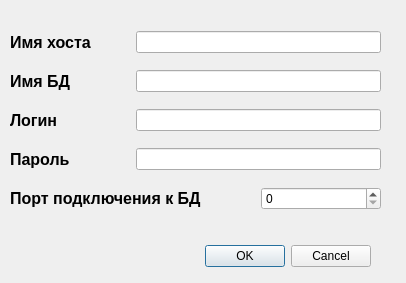
Qt form dialog.ui (KseniiaVengsar/QtDesigner) before a commit.
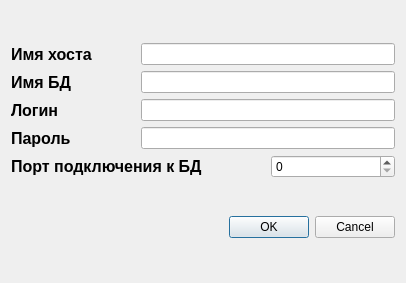
The same form after that commit.

Patch:
```diff
--- a/dialog.ui
+++ b/dialog.ui
@@ -13,51 +13,14 @@
   <property name="windowTitle">
    <string>Dialog</string>
   </property>
-  <widget class="QDialogButtonBox" name="buttonBox">
-   <property name="geometry">
-    <rect>
-     <x>30</x>
-     <y>240</y>
-     <width>341</width>
-     <height>32</height>
-    </rect>
-   </property>
-   <property name="orientation">
-    <enum>Qt::Horizontal</enum>
-   </property>
-   <property name="standardButtons">
-    <set>QDialogButtonBox::Cancel|QDialogButtonBox::Ok</set>
-   </property>
-  </widget>
-  <widget class="QWidget" name="">
-   <property name="geometry">
-    <rect>
-     <x>10</x>
-     <y>20</y>
-     <width>371</width>
-     <height>201</height>
-    </rect>
-   </property>
+  <layout class="QVBoxLayout" name="verticalLayout">
+   <item>
    <layout class="QGridLayout" name="gridLayout">
-    <item row="0" column="0">
-     <widget class="QLabel" name="label">
-      <property name="font">
-       <font>
-        <pointsize>12</pointsize>
-        <bold>true</bold>
-        <underline>false</underline>
-       </font>
-      </property>
-      <property name="text">
-       <string>Имя хоста</string>
-      </property>
-     </widget>
-    </item>
     <item row="0" column="1" colspan="2">
-     <widget class="QLineEdit" name="lineEdit"/>
-    </item>
-    <item row="1" column="0">
-     <widget class="QLabel" name="label_2">
+      <widget class="QLineEdit" name="lE_hostname"/>
+     </item>
+     <item row="3" column="0">
+      <widget class="QLabel" name="lb_password">
       <property name="font">
        <font>
         <pointsize>12</pointsize>
@@ -66,12 +29,32 @@
        </font>
       </property>
       <property name="text">
-       <string>Имя БД</string>
+        <string>Пароль</string>
       </property>
      </widget>
     </item>
+     <item row="3" column="1" colspan="2">
+      <widget class="QLineEdit" name="IE_password"/>
+     </item>
     <item row="1" column="1" colspan="2">
-     <widget class="QLineEdit" name="lineEdit_2"/>
+      <widget class="QLineEdit" name="lE_database"/>
+     </item>
+     <item row="0" column="0">
+      <widget class="QLabel" name="lb_hostname">
+       <property name="font">
+        <font>
+         <pointsize>12</pointsize>
+         <bold>true</bold>
+         <underline>false</underline>
+        </font>
+       </property>
+       <property name="text">
+        <string>Имя хоста</string>
+       </property>
+      </widget>
+     </item>
+     <item row="4" column="2">
+      <widget class="QSpinBox" name="spinBox"/>
     </item>
     <item row="2" column="0">
      <widget class="QLabel" name="label_3">
@@ -87,25 +70,22 @@
       </property>
      </widget>
     </item>
+     <item row="1" column="0">
+      <widget class="QLabel" name="lb_database">
+       <property name="font">
+        <font>
+         <pointsize>12</pointsize>
+         <bold>true</bold>
+         <underline>false</underline>
+        </font>
+       </property>
+       <property name="text">
+        <string>Имя БД</string>
+       </property>
+      </widget>
+     </item>
     <item row="2" column="1" colspan="2">
-     <widget class="QLineEdit" name="lineEdit_3"/>
-    </item>
-    <item row="3" column="0">
-     <widget class="QLabel" name="label_4">
-      <property name="font">
-       <font>
-        <pointsize>12</pointsize>
-        <bold>true</bold>
-        <underline>false</underline>
-       </font>
-      </property>
-      <property name="text">
-       <string>Пароль</string>
-      </property>
-     </widget>
-    </item>
-    <item row="3" column="1" colspan="2">
-     <widget class="QLineEdit" name="lineEdit_4"/>
+      <widget class="QLineEdit" name="lE_log"/>
     </item>
     <item row="4" column="0" colspan="2">
      <widget class="QLabel" name="label_5">
@@ -121,11 +101,19 @@
       </property>
      </widget>
     </item>
-    <item row="4" column="2">
-     <widget class="QSpinBox" name="spinBox"/>
-    </item>
-   </layout>
-  </widget>
+    </layout>
+   </item>
+   <item>
+    <widget class="QDialogButtonBox" name="buttonBox">
+     <property name="orientation">
+      <enum>Qt::Horizontal</enum>
+     </property>
+     <property name="standardButtons">
+      <set>QDialogButtonBox::Cancel|QDialogButtonBox::Ok</set>
+     </property>
+    </widget>
+   </item>
+  </layout>
  </widget>
  <resources/>
  <connections>
```
Left out of the diff: 4 changed lines with no effect on the pictures. Lines whose indentation alone changed are shown as unchanged.
